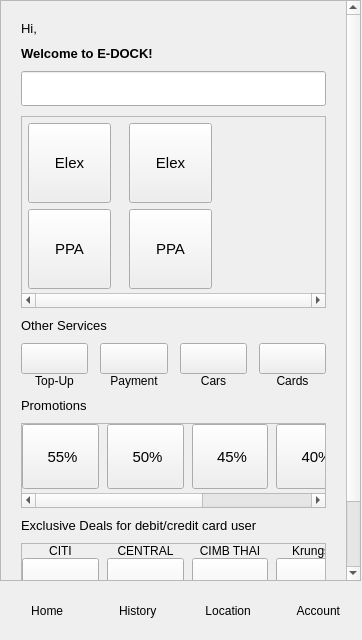
Boondirek-Kanjanapongporn/E-DOCK, file main.ui: the form before one commit.
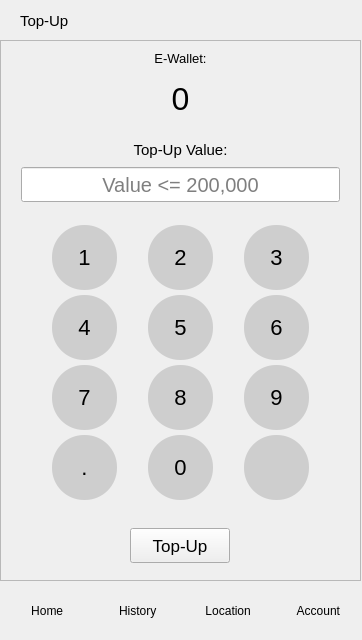
The form after the commit. The open tabs and pages were chosen to show the change. Icons and pictures are not drawn.

What changed in the file:
```diff
--- a/main.ui
+++ b/main.ui
@@ -322,6 +322,58 @@
             <property name="spacing">
              <number>12</number>
             </property>
+            <item>
+             <layout class="QVBoxLayout" name="paymentVerticalLayout">
+              <property name="spacing">
+               <number>0</number>
+              </property>
+              <item>
+               <widget class="QPushButton" name="paymentPushButton">
+                <property name="minimumSize">
+                 <size>
+                  <width>0</width>
+                  <height>31</height>
+                 </size>
+                </property>
+                <property name="cursor">
+                 <cursorShape>PointingHandCursor</cursorShape>
+                </property>
+                <property name="text">
+                 <string/>
+                </property>
+                <property name="icon">
+                 <iconset>
+                  <normaloff>images/charging.png</normaloff>images/charging.png</iconset>
+                </property>
+                <property name="iconSize">
+                 <size>
+                  <width>20</width>
+                  <height>20</height>
+                 </size>
+                </property>
+               </widget>
+              </item>
+              <item>
+               <widget class="QLabel" name="paymentLabel">
+                <property name="toolTip">
+                 <string>&lt;html&gt;&lt;head/&gt;&lt;body&gt;&lt;p&gt;&lt;br/&gt;&lt;/p&gt;&lt;/body&gt;&lt;/html&gt;</string>
+                </property>
+                <property name="whatsThis">
+                 <string>&lt;html&gt;&lt;head/&gt;&lt;body&gt;&lt;p&gt;&lt;br/&gt;&lt;/p&gt;&lt;/body&gt;&lt;/html&gt;</string>
+                </property>
+                <property name="styleSheet">
+                 <string notr="true"/>
+                </property>
+                <property name="text">
+                 <string>Charge</string>
+                </property>
+                <property name="alignment">
+                 <set>Qt::AlignCenter</set>
+                </property>
+               </widget>
+              </item>
+             </layout>
+            </item>
             <item>
              <layout class="QVBoxLayout" name="topupVerticalLayout">
               <property name="spacing">
@@ -377,58 +429,6 @@
               </item>
              </layout>
             </item>
-            <item>
-             <layout class="QVBoxLayout" name="paymentVerticalLayout">
-              <property name="spacing">
-               <number>0</number>
-              </property>
-              <item>
-               <widget class="QPushButton" name="paymentPushButton">
-                <property name="minimumSize">
-                 <size>
-                  <width>0</width>
-                  <height>31</height>
-                 </size>
-                </property>
-                <property name="cursor">
-                 <cursorShape>PointingHandCursor</cursorShape>
-                </property>
-                <property name="text">
-                 <string/>
-                </property>
-                <property name="icon">
-                 <iconset>
-                  <normaloff>images/scan.png</normaloff>images/scan.png</iconset>
-                </property>
-                <property name="iconSize">
-                 <size>
-                  <width>18</width>
-                  <height>18</height>
-                 </size>
-                </property>
-               </widget>
-              </item>
-              <item>
-               <widget class="QLabel" name="paymentLabel">
-                <property name="toolTip">
-                 <string>&lt;html&gt;&lt;head/&gt;&lt;body&gt;&lt;p&gt;&lt;br/&gt;&lt;/p&gt;&lt;/body&gt;&lt;/html&gt;</string>
-                </property>
-                <property name="whatsThis">
-                 <string>&lt;html&gt;&lt;head/&gt;&lt;body&gt;&lt;p&gt;&lt;br/&gt;&lt;/p&gt;&lt;/body&gt;&lt;/html&gt;</string>
-                </property>
-                <property name="styleSheet">
-                 <string notr="true"/>
-                </property>
-                <property name="text">
-                 <string>Payment</string>
-                </property>
-                <property name="alignment">
-                 <set>Qt::AlignCenter</set>
-                </property>
-               </widget>
-              </item>
-             </layout>
-            </item>
             <item>
              <layout class="QVBoxLayout" name="carsVerticalLayout">
               <property name="spacing">
@@ -2295,6 +2295,753 @@
         </widget>
        </widget>
       </widget>
+      <widget class="QWidget" name="topupPage">
+       <widget class="QScrollArea" name="topupScrollArea_2">
+        <property name="geometry">
+         <rect>
+          <x>0</x>
+          <y>40</y>
+          <width>361</width>
+          <height>541</height>
+         </rect>
+        </property>
+        <property name="sizePolicy">
+         <sizepolicy hsizetype="Expanding" vsizetype="Expanding">
+          <horstretch>0</horstretch>
+          <verstretch>0</verstretch>
+         </sizepolicy>
+        </property>
+        <property name="verticalScrollBarPolicy">
+         <enum>Qt::ScrollBarAsNeeded</enum>
+        </property>
+        <property name="widgetResizable">
+         <bool>true</bool>
+        </property>
+        <widget class="QWidget" name="scrollAreaWidgetContents_6">
+         <property name="geometry">
+          <rect>
+           <x>0</x>
+           <y>0</y>
+           <width>239</width>
+           <height>540</height>
+          </rect>
+         </property>
+         <property name="sizePolicy">
+          <sizepolicy hsizetype="Preferred" vsizetype="Preferred">
+           <horstretch>0</horstretch>
+           <verstretch>0</verstretch>
+          </sizepolicy>
+         </property>
+         <property name="minimumSize">
+          <size>
+           <width>0</width>
+           <height>0</height>
+          </size>
+         </property>
+         <layout class="QFormLayout" name="formLayout_7">
+          <property name="horizontalSpacing">
+           <number>0</number>
+          </property>
+          <property name="verticalSpacing">
+           <number>0</number>
+          </property>
+          <property name="leftMargin">
+           <number>0</number>
+          </property>
+          <property name="topMargin">
+           <number>0</number>
+          </property>
+          <property name="rightMargin">
+           <number>0</number>
+          </property>
+          <property name="bottomMargin">
+           <number>0</number>
+          </property>
+          <item row="0" column="1">
+           <layout class="QVBoxLayout" name="topupVerticalLayout_2">
+            <property name="spacing">
+             <number>0</number>
+            </property>
+            <property name="leftMargin">
+             <number>0</number>
+            </property>
+            <property name="topMargin">
+             <number>10</number>
+            </property>
+            <property name="rightMargin">
+             <number>0</number>
+            </property>
+            <property name="bottomMargin">
+             <number>0</number>
+            </property>
+            <item>
+             <widget class="QLabel" name="ewalletLabel_2">
+              <property name="font">
+               <font>
+                <pointsize>10</pointsize>
+               </font>
+              </property>
+              <property name="text">
+               <string>E-Wallet:</string>
+              </property>
+              <property name="alignment">
+               <set>Qt::AlignCenter</set>
+              </property>
+             </widget>
+            </item>
+            <item>
+             <widget class="QLabel" name="moneyLabel_2">
+              <property name="minimumSize">
+               <size>
+                <width>0</width>
+                <height>65</height>
+               </size>
+              </property>
+              <property name="font">
+               <font>
+                <pointsize>24</pointsize>
+               </font>
+              </property>
+              <property name="text">
+               <string>0</string>
+              </property>
+              <property name="alignment">
+               <set>Qt::AlignCenter</set>
+              </property>
+             </widget>
+            </item>
+            <item>
+             <layout class="QVBoxLayout" name="topupvalueVerticalLayout">
+              <property name="spacing">
+               <number>3</number>
+              </property>
+              <property name="leftMargin">
+               <number>20</number>
+              </property>
+              <property name="topMargin">
+               <number>10</number>
+              </property>
+              <property name="rightMargin">
+               <number>20</number>
+              </property>
+              <property name="bottomMargin">
+               <number>0</number>
+              </property>
+              <item>
+               <widget class="QLabel" name="topupvalueLabel">
+                <property name="font">
+                 <font>
+                  <pointsize>11</pointsize>
+                 </font>
+                </property>
+                <property name="text">
+                 <string>Top-Up Value:</string>
+                </property>
+                <property name="alignment">
+                 <set>Qt::AlignCenter</set>
+                </property>
+               </widget>
+              </item>
+              <item>
+               <spacer name="verticalSpacer_12">
+                <property name="orientation">
+                 <enum>Qt::Vertical</enum>
+                </property>
+                <property name="sizeType">
+                 <enum>QSizePolicy::Fixed</enum>
+                </property>
+                <property name="sizeHint" stdset="0">
+                 <size>
+                  <width>20</width>
+                  <height>5</height>
+                 </size>
+                </property>
+               </spacer>
+              </item>
+              <item>
+               <widget class="QLineEdit" name="topupvalueLineEdit">
+                <property name="minimumSize">
+                 <size>
+                  <width>0</width>
+                  <height>35</height>
+                 </size>
+                </property>
+                <property name="font">
+                 <font>
+                  <pointsize>15</pointsize>
+                 </font>
+                </property>
+                <property name="alignment">
+                 <set>Qt::AlignCenter</set>
+                </property>
+                <property name="placeholderText">
+                 <string>Value &lt;= 200,000</string>
+                </property>
+               </widget>
+              </item>
+              <item>
+               <spacer name="verticalSpacer_11">
+                <property name="orientation">
+                 <enum>Qt::Vertical</enum>
+                </property>
+                <property name="sizeType">
+                 <enum>QSizePolicy::Fixed</enum>
+                </property>
+                <property name="sizeHint" stdset="0">
+                 <size>
+                  <width>20</width>
+                  <height>15</height>
+                 </size>
+                </property>
+               </spacer>
+              </item>
+              <item>
+               <layout class="QGridLayout" name="keyboardGridLayout">
+                <property name="topMargin">
+                 <number>5</number>
+                </property>
+                <property name="bottomMargin">
+                 <number>5</number>
+                </property>
+                <property name="horizontalSpacing">
+                 <number>0</number>
+                </property>
+                <property name="verticalSpacing">
+                 <number>5</number>
+                </property>
+                <item row="4" column="2">
+                 <widget class="QPushButton" name="pushButton_delete">
+                  <property name="minimumSize">
+                   <size>
+                    <width>65</width>
+                    <height>65</height>
+                   </size>
+                  </property>
+                  <property name="maximumSize">
+                   <size>
+                    <width>65</width>
+                    <height>65</height>
+                   </size>
+                  </property>
+                  <property name="cursor">
+                   <cursorShape>PointingHandCursor</cursorShape>
+                  </property>
+                  <property name="styleSheet">
+                   <string notr="true">QPushButton
+{
+	background: #cecece;
+	border-radius: 32px;
+	font: 22px Arial;
+	
+}
+QPushButton:pressed
+{
+	background: #bbbbbf;
+}</string>
+                  </property>
+                  <property name="text">
+                   <string/>
+                  </property>
+                  <property name="icon">
+                   <iconset>
+                    <normaloff>images/delete.png</normaloff>images/delete.png</iconset>
+                  </property>
+                  <property name="iconSize">
+                   <size>
+                    <width>25</width>
+                    <height>25</height>
+                   </size>
+                  </property>
+                 </widget>
+                </item>
+                <item row="3" column="2">
+                 <widget class="QPushButton" name="pushButton_9">
+                  <property name="minimumSize">
+                   <size>
+                    <width>65</width>
+                    <height>65</height>
+                   </size>
+                  </property>
+                  <property name="maximumSize">
+                   <size>
+                    <width>65</width>
+                    <height>65</height>
+                   </size>
+                  </property>
+                  <property name="cursor">
+                   <cursorShape>PointingHandCursor</cursorShape>
+                  </property>
+                  <property name="styleSheet">
+                   <string notr="true">QPushButton
+{
+	background: #cecece;
+	border-radius: 32px;
+	font: 22px Arial;
+	
+}
+QPushButton:pressed
+{
+	background: #bbbbbf;
+}</string>
+                  </property>
+                  <property name="text">
+                   <string>9</string>
+                  </property>
+                 </widget>
+                </item>
+                <item row="1" column="2">
+                 <widget class="QPushButton" name="pushButton_3">
+                  <property name="minimumSize">
+                   <size>
+                    <width>65</width>
+                    <height>65</height>
+                   </size>
+                  </property>
+                  <property name="maximumSize">
+                   <size>
+                    <width>65</width>
+                    <height>65</height>
+                   </size>
+                  </property>
+                  <property name="cursor">
+                   <cursorShape>PointingHandCursor</cursorShape>
+                  </property>
+                  <property name="styleSheet">
+                   <string notr="true">QPushButton
+{
+	background: #cecece;
+	border-radius: 32px;
+	font: 22px Arial;
+	
+}
+QPushButton:pressed
+{
+	background: #bbbbbf;
+}</string>
+                  </property>
+                  <property name="text">
+                   <string>3</string>
+                  </property>
+                 </widget>
+                </item>
+                <item row="3" column="0">
+                 <widget class="QPushButton" name="pushButton_7">
+                  <property name="minimumSize">
+                   <size>
+                    <width>65</width>
+                    <height>65</height>
+                   </size>
+                  </property>
+                  <property name="maximumSize">
+                   <size>
+                    <width>65</width>
+                    <height>65</height>
+                   </size>
+                  </property>
+                  <property name="cursor">
+                   <cursorShape>PointingHandCursor</cursorShape>
+                  </property>
+                  <property name="styleSheet">
+                   <string notr="true">QPushButton
+{
+	background: #cecece;
+	border-radius: 32px;
+	font: 22px Arial;
+	
+}
+QPushButton:pressed
+{
+	background: #bbbbbf;
+}</string>
+                  </property>
+                  <property name="text">
+                   <string>7</string>
+                  </property>
+                 </widget>
+                </item>
+                <item row="1" column="1">
+                 <widget class="QPushButton" name="pushButton_2">
+                  <property name="sizePolicy">
+                   <sizepolicy hsizetype="Minimum" vsizetype="Minimum">
+                    <horstretch>0</horstretch>
+                    <verstretch>0</verstretch>
+                   </sizepolicy>
+                  </property>
+                  <property name="minimumSize">
+                   <size>
+                    <width>65</width>
+                    <height>65</height>
+                   </size>
+                  </property>
+                  <property name="maximumSize">
+                   <size>
+                    <width>65</width>
+                    <height>65</height>
+                   </size>
+                  </property>
+                  <property name="cursor">
+                   <cursorShape>PointingHandCursor</cursorShape>
+                  </property>
+                  <property name="styleSheet">
+                   <string notr="true">QPushButton
+{
+	background: #cecece;
+	border-radius: 32px;
+	font: 22px Arial;
+	
+}
+QPushButton:pressed
+{
+	background: #bbbbbf;
+}</string>
+                  </property>
+                  <property name="text">
+                   <string>2</string>
+                  </property>
+                  <property name="iconSize">
+                   <size>
+                    <width>16</width>
+                    <height>16</height>
+                   </size>
+                  </property>
+                  <property name="flat">
+                   <bool>false</bool>
+                  </property>
+                 </widget>
+                </item>
+                <item row="4" column="1">
+                 <widget class="QPushButton" name="pushButton_0">
+                  <property name="minimumSize">
+                   <size>
+                    <width>65</width>
+                    <height>65</height>
+                   </size>
+                  </property>
+                  <property name="maximumSize">
+                   <size>
+                    <width>65</width>
+                    <height>65</height>
+                   </size>
+                  </property>
+                  <property name="cursor">
+                   <cursorShape>PointingHandCursor</cursorShape>
+                  </property>
+                  <property name="styleSheet">
+                   <string notr="true">QPushButton
+{
+	background: #cecece;
+	border-radius: 32px;
+	font: 22px Arial;
+	
+}
+QPushButton:pressed
+{
+	background: #bbbbbf;
+}</string>
+                  </property>
+                  <property name="text">
+                   <string>0</string>
+                  </property>
+                 </widget>
+                </item>
+                <item row="1" column="0">
+                 <widget class="QPushButton" name="pushButton_1">
+                  <property name="minimumSize">
+                   <size>
+                    <width>65</width>
+                    <height>65</height>
+                   </size>
+                  </property>
+                  <property name="maximumSize">
+                   <size>
+                    <width>65</width>
+                    <height>65</height>
+                   </size>
+                  </property>
+                  <property name="cursor">
+                   <cursorShape>PointingHandCursor</cursorShape>
+                  </property>
+                  <property name="styleSheet">
+                   <string notr="true">QPushButton
+{
+	background: #cecece;
+	font: 22px Arial;
+	border-radius: 32px;
+	
+}
+QPushButton:pressed
+{
+	background: #bbbbbf;
+}</string>
+                  </property>
+                  <property name="text">
+                   <string>1</string>
+                  </property>
+                 </widget>
+                </item>
+                <item row="2" column="1">
+                 <widget class="QPushButton" name="pushButton_5">
+                  <property name="minimumSize">
+                   <size>
+                    <width>65</width>
+                    <height>65</height>
+                   </size>
+                  </property>
+                  <property name="maximumSize">
+                   <size>
+                    <width>65</width>
+                    <height>65</height>
+                   </size>
+                  </property>
+                  <property name="cursor">
+                   <cursorShape>PointingHandCursor</cursorShape>
+                  </property>
+                  <property name="styleSheet">
+                   <string notr="true">QPushButton
+{
+	background: #cecece;
+	border-radius: 32px;
+	font: 22px Arial;
+	
+}
+QPushButton:pressed
+{
+	background: #bbbbbf;
+}</string>
+                  </property>
+                  <property name="text">
+                   <string>5</string>
+                  </property>
+                 </widget>
+                </item>
+                <item row="2" column="0">
+                 <widget class="QPushButton" name="pushButton_4">
+                  <property name="minimumSize">
+                   <size>
+                    <width>65</width>
+                    <height>65</height>
+                   </size>
+                  </property>
+                  <property name="maximumSize">
+                   <size>
+                    <width>65</width>
+                    <height>65</height>
+                   </size>
+                  </property>
+                  <property name="cursor">
+                   <cursorShape>PointingHandCursor</cursorShape>
+                  </property>
+                  <property name="styleSheet">
+                   <string notr="true">QPushButton
+{
+	background: #cecece;
+	border-radius: 32px;
+	font: 22px Arial;
+	
+}
+QPushButton:pressed
+{
+	background: #bbbbbf;
+}</string>
+                  </property>
+                  <property name="text">
+                   <string>4</string>
+                  </property>
+                 </widget>
+                </item>
+                <item row="3" column="1">
+                 <widget class="QPushButton" name="pushButton_8">
+                  <property name="minimumSize">
+                   <size>
+                    <width>65</width>
+                    <height>65</height>
+                   </size>
+                  </property>
+                  <property name="maximumSize">
+                   <size>
+                    <width>65</width>
+                    <height>65</height>
+                   </size>
+                  </property>
+                  <property name="cursor">
+                   <cursorShape>PointingHandCursor</cursorShape>
+                  </property>
+                  <property name="styleSheet">
+                   <string notr="true">QPushButton
+{
+	background: #cecece;
+	border-radius: 32px;
+	font: 22px Arial;
+	
+}
+QPushButton:pressed
+{
+	background: #bbbbbf;
+}</string>
+                  </property>
+                  <property name="text">
+                   <string>8</string>
+                  </property>
+                 </widget>
+                </item>
+                <item row="2" column="2">
+                 <widget class="QPushButton" name="pushButton_6">
+                  <property name="minimumSize">
+                   <size>
+                    <width>65</width>
+                    <height>65</height>
+                   </size>
+                  </property>
+                  <property name="maximumSize">
+                   <size>
+                    <width>65</width>
+                    <height>65</height>
+                   </size>
+                  </property>
+                  <property name="cursor">
+                   <cursorShape>PointingHandCursor</cursorShape>
+                  </property>
+                  <property name="styleSheet">
+                   <string notr="true">QPushButton
+{
+	background: #cecece;
+	border-radius: 32px;
+	font: 22px Arial;
+	
+}
+QPushButton:pressed
+{
+	background: #bbbbbf;
+}</string>
+                  </property>
+                  <property name="text">
+                   <string>6</string>
+                  </property>
+                 </widget>
+                </item>
+                <item row="4" column="0">
+                 <widget class="QPushButton" name="pushButton_dot">
+                  <property name="minimumSize">
+                   <size>
+                    <width>65</width>
+                    <height>65</height>
+                   </size>
+                  </property>
+                  <property name="maximumSize">
+                   <size>
+                    <width>65</width>
+                    <height>65</height>
+                   </size>
+                  </property>
+                  <property name="cursor">
+                   <cursorShape>PointingHandCursor</cursorShape>
+                  </property>
+                  <property name="styleSheet">
+                   <string notr="true">QPushButton
+{
+	background: #cecece;
+	border-radius: 32px;
+	font: 22px Arial;
+	
+}
+QPushButton:pressed
+{
+	background: #bbbbbf;
+}</string>
+                  </property>
+                  <property name="text">
+                   <string>.</string>
+                  </property>
+                 </widget>
+                </item>
+               </layout>
+              </item>
+              <item>
+               <spacer name="verticalSpacer_10">
+                <property name="orientation">
+                 <enum>Qt::Vertical</enum>
+                </property>
+                <property name="sizeType">
+                 <enum>QSizePolicy::Fixed</enum>
+                </property>
+                <property name="sizeHint" stdset="0">
+                 <size>
+                  <width>20</width>
+                  <height>20</height>
+                 </size>
+                </property>
+               </spacer>
+              </item>
+              <item>
+               <layout class="QHBoxLayout" name="topupvalueHorizontalLayout">
+                <property name="spacing">
+                 <number>0</number>
+                </property>
+                <item>
+                 <widget class="QPushButton" name="topupvaluePushButton">
+                  <property name="minimumSize">
+                   <size>
+                    <width>0</width>
+                    <height>35</height>
+                   </size>
+                  </property>
+                  <property name="maximumSize">
+                   <size>
+                    <width>100</width>
+                    <height>16777215</height>
+                   </size>
+                  </property>
+                  <property name="font">
+                   <font>
+                    <pointsize>13</pointsize>
+                   </font>
+                  </property>
+                  <property name="cursor">
+                   <cursorShape>PointingHandCursor</cursorShape>
+                  </property>
+                  <property name="text">
+                   <string>Top-Up</string>
+                  </property>
+                  <property name="icon">
+                   <iconset>
+                    <normaloff>../../../.designer/backup/images/add.png</normaloff>../../../.designer/backup/images/add.png</iconset>
+                  </property>
+                  <property name="iconSize">
+                   <size>
+                    <width>20</width>
+                    <height>20</height>
+                   </size>
+                  </property>
+                 </widget>
+                </item>
+               </layout>
+              </item>
+             </layout>
+            </item>
+           </layout>
+          </item>
+         </layout>
+        </widget>
+       </widget>
+       <widget class="QLabel" name="topupLabel_2">
+        <property name="geometry">
+         <rect>
+          <x>20</x>
+          <y>10</y>
+          <width>111</width>
+          <height>21</height>
+         </rect>
+        </property>
+        <property name="font">
+         <font>
+          <pointsize>11</pointsize>
+         </font>
+        </property>
+        <property name="text">
+         <string>Top-Up</string>
+        </property>
+       </widget>
+      </widget>
      </widget>
     </item>
    </layout>
```
Left out of the diff: 77 changed lines with no effect on the pictures.
